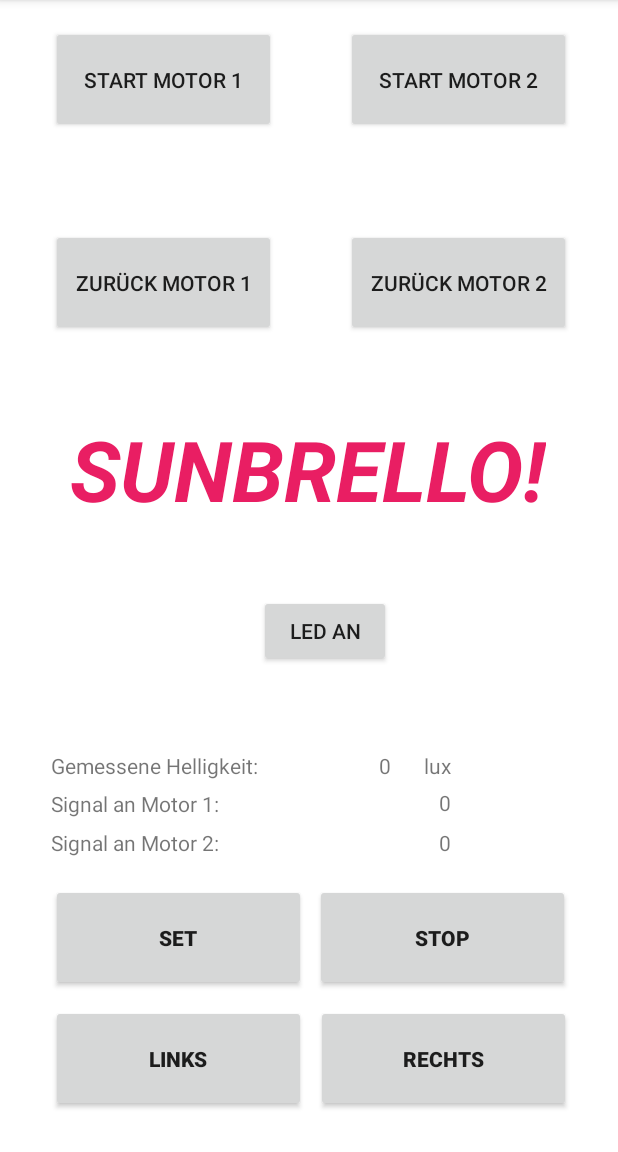
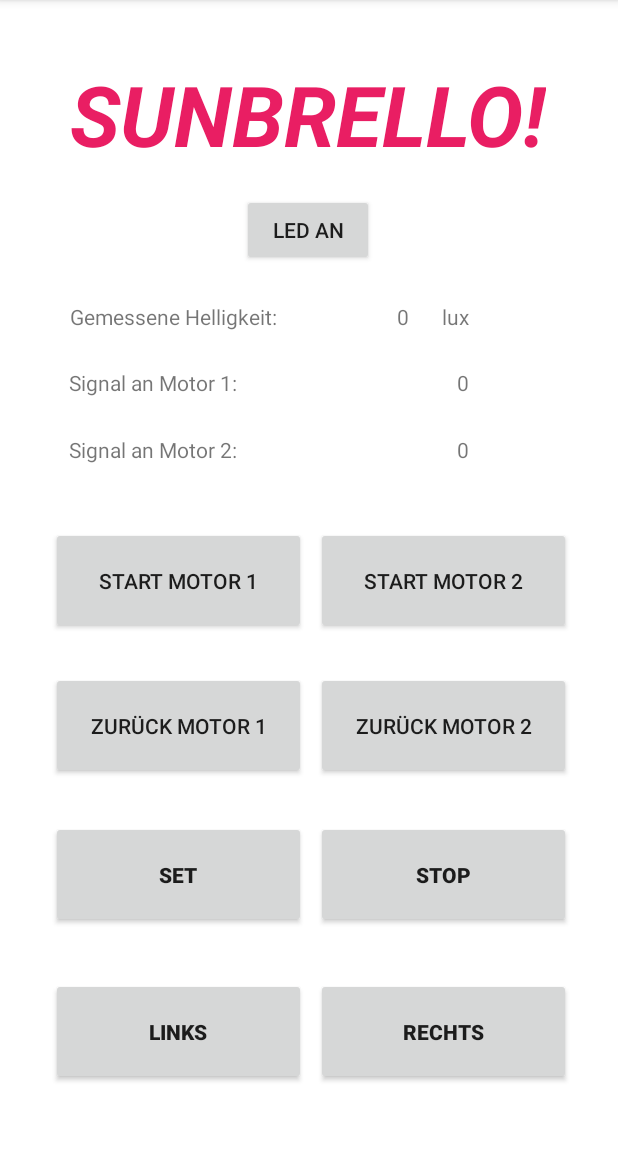
Before and after one commit to gkromer/Sunbrelly, an Android app: the screen it shows after launch (MainActivity), on a phone screen of 412 x 824 dp, the part 84-1236 px from its top. Run offline under Robolectric (Android 15) with nearby library versions, the phone set to English and light mode, and no system bars.

Commit message:
fixed design

```diff
--- a/app/src/main/res/layout/activity_main.xml
+++ b/app/src/main/res/layout/activity_main.xml
@@ -8,81 +8,70 @@
     android:background="@android:color/background_light"
     tools:context=".MainActivity">
 
-    <TextView
-        android:id="@+id/textViewSignalMotor2"
-        android:layout_width="wrap_content"
-        android:layout_height="wrap_content"
-        android:text="0"
-        app:layout_constraintBottom_toTopOf="@+id/right"
+    <Button
+        android:id="@+id/backMotor2"
+        android:layout_width="170dp"
+        android:layout_height="71dp"
+        android:onClick="backMotor2"
+        android:text="Zurück Motor 2"
+        app:layout_constraintBottom_toBottomOf="parent"
         app:layout_constraintEnd_toEndOf="parent"
-        app:layout_constraintHorizontal_bias="0.724"
+        app:layout_constraintHorizontal_bias="0.871"
         app:layout_constraintStart_toStartOf="parent"
-        app:layout_constraintTop_toBottomOf="@+id/title"
-        app:layout_constraintVertical_bias="0.671" />
+        app:layout_constraintTop_toTopOf="parent"
+        app:layout_constraintVertical_bias="0.643" />
 
-    <TextView
-        android:id="@+id/Motor2"
-        android:layout_width="wrap_content"
-        android:layout_height="wrap_content"
-        android:text="Signal an Motor 2:"
-        app:layout_constraintBottom_toTopOf="@+id/right"
+    <Button
+        android:id="@+id/startMotor1"
+        android:layout_width="170dp"
+        android:layout_height="71dp"
+        android:onClick="startMotor1"
+
+        android:text="Start Motor 1"
+        app:layout_constraintBottom_toBottomOf="parent"
         app:layout_constraintEnd_toEndOf="parent"
-        app:layout_constraintHorizontal_bias="0.114"
+        app:layout_constraintHorizontal_bias="0.141"
         app:layout_constraintStart_toStartOf="parent"
-        app:layout_constraintTop_toBottomOf="@+id/title"
-        app:layout_constraintVertical_bias="0.671" />
+        app:layout_constraintTop_toTopOf="parent"
+        app:layout_constraintVertical_bias="0.504" />
 
     <Button
         android:id="@+id/startMotor2"
-        android:layout_width="150dp"
+        android:layout_width="170dp"
         android:layout_height="71dp"
         android:onClick="startMotor2"
         android:text="Start Motor 2"
-        app:layout_constraintBottom_toTopOf="@+id/title"
+        app:layout_constraintBottom_toBottomOf="parent"
         app:layout_constraintEnd_toEndOf="parent"
-        app:layout_constraintHorizontal_bias="0.881"
+        app:layout_constraintHorizontal_bias="0.871"
         app:layout_constraintStart_toStartOf="parent"
         app:layout_constraintTop_toTopOf="parent"
-        app:layout_constraintVertical_bias="0.084" />
-
-    <Button
-        android:id="@+id/backMotor2"
-        android:layout_width="150dp"
-        android:layout_height="71dp"
-        android:onClick="backMotor2"
-        android:text="Zurück Motor 2"
-        app:layout_constraintBottom_toTopOf="@+id/title"
-        app:layout_constraintEnd_toEndOf="parent"
-        app:layout_constraintHorizontal_bias="0.881"
-        app:layout_constraintStart_toStartOf="parent"
-        app:layout_constraintTop_toTopOf="parent"
-        app:layout_constraintVertical_bias="0.747" />
-
-    <Button
-        android:id="@+id/startMotor1"
-        android:layout_width="150dp"
-        android:layout_height="71dp"
-        android:onClick="startMotor1"
-        android:text="Start Motor 1"
-        app:layout_constraintBottom_toTopOf="@+id/title"
-        app:layout_constraintEnd_toEndOf="parent"
-        app:layout_constraintHorizontal_bias="0.13"
-        app:layout_constraintStart_toStartOf="parent"
-        app:layout_constraintTop_toTopOf="parent"
-        app:layout_constraintVertical_bias="0.084" />
+        app:layout_constraintVertical_bias="0.504" />
 
     <Button
         android:id="@+id/backMotor1"
-        android:layout_width="150dp"
+        android:layout_width="170dp"
         android:layout_height="71dp"
         android:onClick="backMotor1"
         android:text="Zurück Motor 1"
-        app:layout_constraintBottom_toTopOf="@+id/title"
+        app:layout_constraintBottom_toBottomOf="parent"
         app:layout_constraintEnd_toEndOf="parent"
-        app:layout_constraintHorizontal_bias="0.13"
+        app:layout_constraintHorizontal_bias="0.141"
         app:layout_constraintStart_toStartOf="parent"
         app:layout_constraintTop_toTopOf="parent"
-        app:layout_constraintVertical_bias="0.747" />
+        app:layout_constraintVertical_bias="0.643" />
+
+    <TextView
+        android:id="@+id/output2"
+        android:layout_width="wrap_content"
+        android:layout_height="wrap_content"
+        android:text="Gemessene Helligkeit:"
+        app:layout_constraintBottom_toTopOf="@+id/right"
+        app:layout_constraintEnd_toEndOf="parent"
+        app:layout_constraintHorizontal_bias="0.17"
+        app:layout_constraintStart_toStartOf="parent"
+        app:layout_constraintTop_toBottomOf="@+id/title"
+        app:layout_constraintVertical_bias="0.17" />
 
     <TextView
         android:id="@+id/output"
@@ -92,33 +81,22 @@
         android:visibility="invisible"
         app:layout_constraintBottom_toTopOf="@+id/right"
         app:layout_constraintEnd_toEndOf="parent"
-        app:layout_constraintHorizontal_bias="0.186"
+        app:layout_constraintHorizontal_bias="0.252"
         app:layout_constraintStart_toStartOf="parent"
         app:layout_constraintTop_toBottomOf="@+id/title"
-        app:layout_constraintVertical_bias="0.739" />
+        app:layout_constraintVertical_bias="0.408" />
 
     <TextView
-        android:id="@+id/output2"
+        android:id="@+id/lightSignal"
         android:layout_width="wrap_content"
         android:layout_height="wrap_content"
-        android:text="Gemessene Helligkeit:"
+        android:text="0"
         app:layout_constraintBottom_toTopOf="@+id/right"
         app:layout_constraintEnd_toEndOf="parent"
-        app:layout_constraintHorizontal_bias="0.125"
-        app:layout_constraintStart_toStartOf="parent"
-        app:layout_constraintTop_toBottomOf="@+id/title" />
-
-    <TextView
-        android:id="@+id/output4"
-        android:layout_width="wrap_content"
-        android:layout_height="wrap_content"
-        android:text="Signal an Motor 1:"
-        app:layout_constraintBottom_toTopOf="@+id/right"
-        app:layout_constraintEnd_toEndOf="parent"
-        app:layout_constraintHorizontal_bias="0.114"
+        app:layout_constraintHorizontal_bias="0.655"
         app:layout_constraintStart_toStartOf="parent"
         app:layout_constraintTop_toBottomOf="@+id/title"
-        app:layout_constraintVertical_bias="0.585" />
+        app:layout_constraintVertical_bias="0.17" />
 
     <TextView
         android:id="@+id/output3"
@@ -127,9 +105,22 @@
         android:text="lux"
         app:layout_constraintBottom_toTopOf="@+id/right"
         app:layout_constraintEnd_toEndOf="parent"
-        app:layout_constraintHorizontal_bias="0.717"
+        app:layout_constraintHorizontal_bias="0.748"
         app:layout_constraintStart_toStartOf="parent"
-        app:layout_constraintTop_toBottomOf="@+id/title" />
+        app:layout_constraintTop_toBottomOf="@+id/title"
+        app:layout_constraintVertical_bias="0.17" />
+
+    <TextView
+        android:id="@+id/textViewSignalMotor2"
+        android:layout_width="wrap_content"
+        android:layout_height="wrap_content"
+        android:text="0"
+        app:layout_constraintBottom_toTopOf="@+id/right"
+        app:layout_constraintEnd_toEndOf="parent"
+        app:layout_constraintHorizontal_bias="0.754"
+        app:layout_constraintStart_toStartOf="parent"
+        app:layout_constraintTop_toBottomOf="@+id/title"
+        app:layout_constraintVertical_bias="0.34" />
 
     <TextView
         android:id="@+id/textViewSignalMotor1"
@@ -138,21 +129,10 @@
         android:text="0"
         app:layout_constraintBottom_toTopOf="@+id/right"
         app:layout_constraintEnd_toEndOf="parent"
-        app:layout_constraintHorizontal_bias="0.724"
+        app:layout_constraintHorizontal_bias="0.754"
         app:layout_constraintStart_toStartOf="parent"
         app:layout_constraintTop_toBottomOf="@+id/title"
-        app:layout_constraintVertical_bias="0.584" />
-
-    <TextView
-        android:id="@+id/lightSignal"
-        android:layout_width="wrap_content"
-        android:layout_height="wrap_content"
-        android:text="0"
-        app:layout_constraintBottom_toTopOf="@+id/right"
-        app:layout_constraintEnd_toEndOf="parent"
-        app:layout_constraintHorizontal_bias="0.625"
-        app:layout_constraintStart_toStartOf="parent"
-        app:layout_constraintTop_toBottomOf="@+id/title" />
+        app:layout_constraintVertical_bias="0.254" />
 
     <TextView
         android:id="@+id/serverSignal"
@@ -162,10 +142,34 @@
         android:visibility="invisible"
         app:layout_constraintBottom_toTopOf="@+id/right"
         app:layout_constraintEnd_toEndOf="parent"
-        app:layout_constraintHorizontal_bias="0.724"
+        app:layout_constraintHorizontal_bias="0.754"
         app:layout_constraintStart_toStartOf="parent"
         app:layout_constraintTop_toBottomOf="@+id/title"
-        app:layout_constraintVertical_bias="0.739" />
+        app:layout_constraintVertical_bias="0.408" />
+
+    <TextView
+        android:id="@+id/Motor2"
+        android:layout_width="wrap_content"
+        android:layout_height="wrap_content"
+        android:text="Signal an Motor 2:"
+        app:layout_constraintBottom_toTopOf="@+id/right"
+        app:layout_constraintEnd_toEndOf="parent"
+        app:layout_constraintHorizontal_bias="0.154"
+        app:layout_constraintStart_toStartOf="parent"
+        app:layout_constraintTop_toBottomOf="@+id/title"
+        app:layout_constraintVertical_bias="0.34" />
+
+    <TextView
+        android:id="@+id/output4"
+        android:layout_width="wrap_content"
+        android:layout_height="wrap_content"
+        android:text="Signal an Motor 1:"
+        app:layout_constraintBottom_toTopOf="@+id/right"
+        app:layout_constraintEnd_toEndOf="parent"
+        app:layout_constraintHorizontal_bias="0.154"
+        app:layout_constraintStart_toStartOf="parent"
+        app:layout_constraintTop_toBottomOf="@+id/title"
+        app:layout_constraintVertical_bias="0.254" />
 
     <Button
         android:id="@+id/right"
@@ -209,7 +213,7 @@
         app:layout_constraintLeft_toLeftOf="parent"
         app:layout_constraintRight_toRightOf="parent"
         app:layout_constraintTop_toTopOf="parent"
-        app:layout_constraintVertical_bias="0.397" />
+        app:layout_constraintVertical_bias="0.056" />
 
     <Button
         android:id="@+id/set"
@@ -223,7 +227,7 @@
         app:layout_constraintHorizontal_bias="0.141"
         app:layout_constraintStart_toStartOf="parent"
         app:layout_constraintTop_toBottomOf="@+id/title"
-        app:layout_constraintVertical_bias="0.69" />
+        app:layout_constraintVertical_bias="0.744" />
 
     <Button
         android:id="@+id/stop"
@@ -234,10 +238,10 @@
         android:textStyle="bold"
         app:layout_constraintBottom_toBottomOf="parent"
         app:layout_constraintEnd_toEndOf="parent"
-        app:layout_constraintHorizontal_bias="0.867"
+        app:layout_constraintHorizontal_bias="0.871"
         app:layout_constraintStart_toStartOf="parent"
         app:layout_constraintTop_toBottomOf="@+id/title"
-        app:layout_constraintVertical_bias="0.69" />
+        app:layout_constraintVertical_bias="0.744" />
 
     <Button
         android:id="@+id/toggleLEDBtn"
@@ -247,9 +251,9 @@
         android:text="LED an"
         app:layout_constraintBottom_toBottomOf="parent"
         app:layout_constraintEnd_toEndOf="parent"
-        app:layout_constraintHorizontal_bias="0.532"
+        app:layout_constraintHorizontal_bias="0.498"
         app:layout_constraintStart_toStartOf="parent"
         app:layout_constraintTop_toTopOf="parent"
-        app:layout_constraintVertical_bias="0.551" />
+        app:layout_constraintVertical_bias="0.18" />
 
 </androidx.constraintlayout.widget.ConstraintLayout>
```
